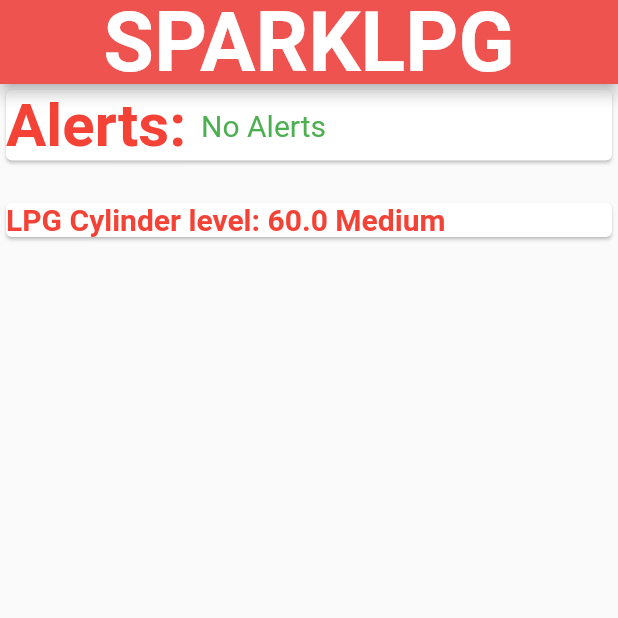
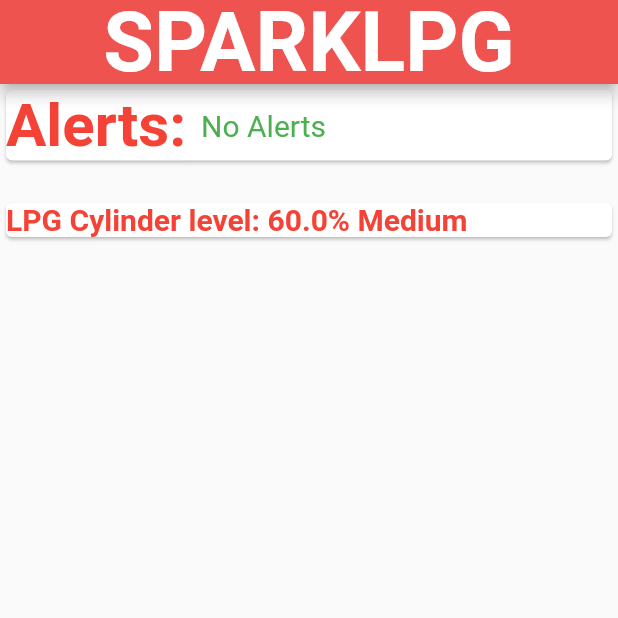
Before and after one commit to rohitroxkp7/Sparkonic, a Flutter app: the screen it shows after launch, after a tap on "Refresh", on a phone screen of 412 x 824 dp, the top half of it. Run offline on Flutter 3.47's test engine with Material 2 defaults, Android fonts, the phone set to English and light mode, and no system bars; our stand-ins replace audioplayers; Roboto replaces fonts that are missing (RobotoMono).

Commit message:
5th commit

```diff
--- a/lib/main.dart
+++ b/lib/main.dart
@@ -57,7 +57,7 @@ class _MyAppState extends State<MyApp> {
                 Card(
                   child: Row(
                     children: [
-                      Text('LPG Cylinder level: $c $level',
+                      Text('LPG Cylinder level: $c% $level',
                           style: TextStyle(
                             fontSize: 20,
                             fontWeight: FontWeight.bold,
```
